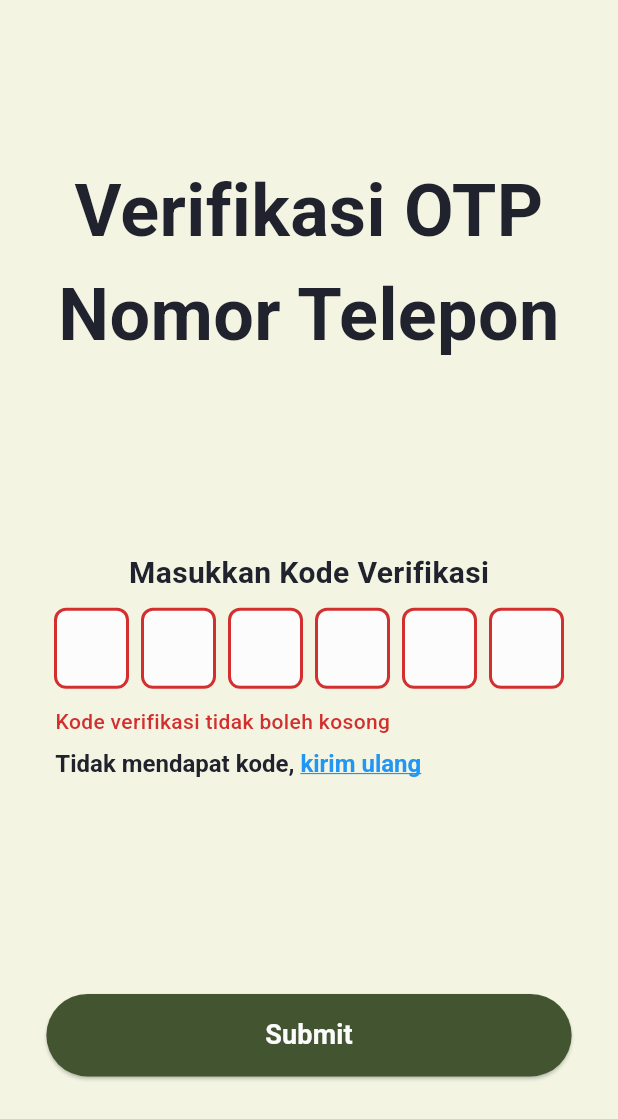
After one commit to jasonrivalino/ta_nutrisenior_app, a Flutter app: the OTPVerificationView screen opened by its route, after a tap on "Submit", on a phone screen of 412 x 824 dp. The commit adds this screen. Shown: the top 1119 px of the screen. Run offline on Flutter 3.47's test engine with Material 3 defaults, Android fonts, the phone set to English and light mode, and no system bars; our stand-ins replace flutter_local_notifications, font_awesome_flutter; Roboto replaces fonts that are missing (Roboto-Bold).

Commit message:
feat: login with phone number done

```diff
--- a/lib/config/constants.dart
+++ b/lib/config/constants.dart
@@ -1,4 +1,3 @@
 class AppConstants {
-  static const String appName = 'Frontend Flutter';
-  static const double padding = 16.0;
+  static const otpVerificationCode = '123456';
 }
--- a/lib/config/routes.dart
+++ b/lib/config/routes.dart
@@ -1,5 +1,6 @@
 // config/routes.dart
 import 'package:flutter/material.dart';
+import '../features/LoginProcess/OTPVerification/otp_verification_view.dart';
 import '../features/LoginProcess/PhoneNumber/phone_number_login_view.dart';
 import '../features/HomePage/homepage_view.dart';
 
@@ -10,7 +11,7 @@ class Routes {
 
   static final Map<String, WidgetBuilder> appRoutes = {
     phoneNumberLogin: (_) => const PhoneNumberLoginView(),
-    // otpVerification: (_) => const OtpVerificationView(),
+    otpVerification: (_) => const OTPVerificationView(),
     homePage: (_) => const HomePageView(title: 'Flutter Demo Home Page'),
   };
 }
--- /dev/null
+++ b/lib/features/LoginProcess/OTPVerification/otp_verification_view.dart
@@ -0,0 +1,113 @@
+import 'package:flutter/gestures.dart';
+import 'package:flutter/material.dart';
+
+import "../../../shared/widgets/submit_button.dart";
+import '../../../config/routes.dart';
+import '../../../shared/styles/colors.dart';
+import '../../../shared/styles/fonts.dart';
+import '../PhoneNumber/phone_number_login_notification.dart';
+import 'otp_verifivation_widget.dart';
+
+class OTPVerificationView extends StatefulWidget {
+  const OTPVerificationView({super.key});
+
+  @override
+  State<OTPVerificationView> createState() => _OTPVerificationViewState();
+}
+
+class _OTPVerificationViewState extends State<OTPVerificationView> {
+  final GlobalKey<OTPVerificationInputState> _otpWidgetKey = GlobalKey<OTPVerificationInputState>();
+
+  @override
+  Widget build(BuildContext context) {
+    return Scaffold(
+      backgroundColor: AppColors.ecruWhite,
+      body: SafeArea(
+        child: Center(
+          child: Padding(
+            padding: EdgeInsets.symmetric(horizontal: MediaQuery.of(context).size.width * 0.075),
+            child: Column(
+              mainAxisAlignment: MainAxisAlignment.center,
+                children: [
+                  const Text(
+                    "Verifikasi OTP\nNomor Telepon",
+                    textAlign: TextAlign.center,
+                    style: TextStyle(
+                      fontSize: 48,
+                      fontFamily: AppFonts.fontBold,
+                      fontWeight: FontWeight.bold,
+                      color: AppColors.dark,
+                    ),
+                  ),
+                  SizedBox(height: MediaQuery.of(context).size.height * 0.15),
+                  const Align(
+                    alignment: Alignment.center,
+                    child: Text(
+                      "Masukkan Kode Verifikasi",
+                      textAlign: TextAlign.left,
+                      style: TextStyle(
+                        fontSize: 20,
+                        fontFamily: AppFonts.fontBold,
+                        fontWeight: FontWeight.bold,
+                        color: AppColors.dark,
+                      ),
+                    ),
+                  ),
+                  SizedBox(height: MediaQuery.of(context).size.height * 0.01),
+                  OTPVerificationInput(key: _otpWidgetKey),
+                  SizedBox(height: MediaQuery.of(context).size.height * 0.01),
+                  // Add text like "Kirim ulang OTP" here
+                  Padding(
+                    padding: const EdgeInsets.only(left: 6),
+                    child: Align(
+                      alignment: Alignment.centerLeft,
+                      child: RichText(
+                        text: TextSpan(
+                          text: 'Tidak mendapat kode, ',
+                          style: const TextStyle(
+                            fontSize: 16,
+                            fontFamily: AppFonts.fontBold,
+                            fontWeight: FontWeight.bold,
+                            color: AppColors.dark,
+                          ),
+                          children: [
+                            TextSpan(
+                              text: 'kirim ulang',
+                              style: const TextStyle(
+                                decoration: TextDecoration.underline,
+                                color: Colors.blue,
+                              ),
+                              recognizer: TapGestureRecognizer()
+                                ..onTap = () async {
+                                  print('Kirim ulang clicked');
+                                  await NotificationService.showNotification(
+                                    title: "OTP Verifikasi",
+                                    body: "Kode OTP untuk verifikasi nomor telepon Anda adalah 123456",
+                                  );
+                                },
+                            ),
+                          ],
+                        ),
+                      ),
+                    ),
+                  ),
+                  SizedBox(height: MediaQuery.of(context).size.height * 0.175),
+                  SubmitButton(
+                  onPressed: () {
+                    _otpWidgetKey.currentState?.validateAndSetState();
+                    if (_otpWidgetKey.currentState?.errorText == null) {
+                      Navigator.pushNamed(context, Routes.homePage);
+                      print("OTP valid!");
+                    } else {
+                      print("OTP not valid!");
+                    }
+                  },
+                ),
+              ],
+            ),
+          ),
+        ),
+      ),
+    );
+  }
+}
--- /dev/null
+++ b/lib/features/LoginProcess/OTPVerification/otp_verifivation_widget.dart
@@ -0,0 +1,122 @@
+import 'package:flutter/material.dart';
+import '../../../shared/styles/colors.dart';
+import '../../../config/constants.dart';
+
+class OTPVerificationInput extends StatefulWidget {
+  final GlobalKey<FormState>? formKey;
+
+  const OTPVerificationInput({super.key, this.formKey});
+
+  @override
+  State<OTPVerificationInput> createState() => OTPVerificationInputState();
+}
+
+class OTPVerificationInputState extends State<OTPVerificationInput> {
+  final List<FocusNode> _focusNodes = List.generate(6, (_) => FocusNode());
+  final List<TextEditingController> _controllers = List.generate(6, (_) => TextEditingController());
+
+  String? _errorText;
+  String? get errorText => _errorText;
+
+  String? _validateOTP() {
+    final enteredCode = _controllers.map((c) => c.text).join();
+    if (enteredCode.length < 6 || _controllers.any((c) => c.text.isEmpty)) {
+      return 'Kode verifikasi tidak boleh kosong';
+    }
+    if (enteredCode != AppConstants.otpVerificationCode) {
+      return 'Kode verifikasi tidak sesuai';
+    }
+    return null;
+  }
+
+  void validateAndSetState() {
+    final result = _validateOTP();
+    setState(() {
+      _errorText = result;
+    });
+  }
+
+  @override
+  void dispose() {
+    for (final node in _focusNodes) {
+      node.dispose();
+    }
+    for (final controller in _controllers) {
+      controller.dispose();
+    }
+    super.dispose();
+  }
+
+  @override
+  Widget build(BuildContext context) {
+    final isError = _errorText != null;
+
+    return Form(
+      key: widget.formKey,
+      autovalidateMode: AutovalidateMode.disabled,
+      child: Column(
+        crossAxisAlignment: CrossAxisAlignment.center,
+        children: [
+          Row(
+            mainAxisAlignment: MainAxisAlignment.center,
+            children: List.generate(6, (index) {
+              return Container(
+                width: 50,
+                margin: const EdgeInsets.symmetric(horizontal: 4),
+                child: TextFormField(
+                  focusNode: _focusNodes[index],
+                  controller: _controllers[index],
+                  keyboardType: TextInputType.number,
+                  textAlign: TextAlign.center,
+                  maxLength: 1,
+                  showCursor: false,
+                  style: const TextStyle(
+                    fontSize: 20,
+                    color: AppColors.dark,
+                    fontWeight: FontWeight.bold,
+                  ),
+                  decoration: InputDecoration(
+                    counterText: '',
+                    filled: true,
+                    fillColor: AppColors.soapstone,
+                    contentPadding: const EdgeInsets.all(12),
+                    border: OutlineInputBorder(
+                      borderRadius: BorderRadius.circular(8),
+                      borderSide: BorderSide(color: isError ? AppColors.persianRed : AppColors.dark, width: 2.0),
+                    ),
+                    focusedBorder: OutlineInputBorder(
+                      borderRadius: BorderRadius.circular(8),
+                      borderSide: BorderSide(color: isError ? AppColors.persianRed : AppColors.dark, width: 2.0),
+                    ),
+                    enabledBorder: OutlineInputBorder(
+                      borderRadius: BorderRadius.circular(8),
+                      borderSide: BorderSide(color: isError ? AppColors.persianRed : AppColors.dark, width: 2.0),
+                    ),
+                  ),
+                  onChanged: (value) {
+                    if (value.isNotEmpty && index < 5) {
+                      _focusNodes[index + 1].requestFocus();
+                    } else if (value.isEmpty && index > 0) {
+                      _focusNodes[index - 1].requestFocus();
+                    }
+                  },
+                ),
+              );
+            }),
+          ),
+          if (isError)
+            Padding(
+              padding: const EdgeInsets.only(top: 12, left: 6),
+              child: Align(
+                alignment: Alignment.centerLeft,
+                child: Text(
+                  _errorText!,
+                  style: const TextStyle(color: AppColors.persianRed, fontSize: 14),
+                ),
+              ),
+            ),
+        ],
+      ),
+    );
+  }
+}
--- a/lib/features/LoginProcess/PhoneNumber/phone_number_login_view.dart
+++ b/lib/features/LoginProcess/PhoneNumber/phone_number_login_view.dart
@@ -71,8 +71,7 @@ class PhoneNumberLoginView extends StatelessWidget {
                           title: "OTP Verifikasi",
                           body: "Kode OTP untuk verifikasi nomor telepon Anda adalah 123456",
                         );
-
-                        Navigator.pushNamed(context, Routes.homePage);
+                        Navigator.pushNamed(context, Routes.otpVerification);
                       } else {
                         print("Validation failed");
                       }
```
